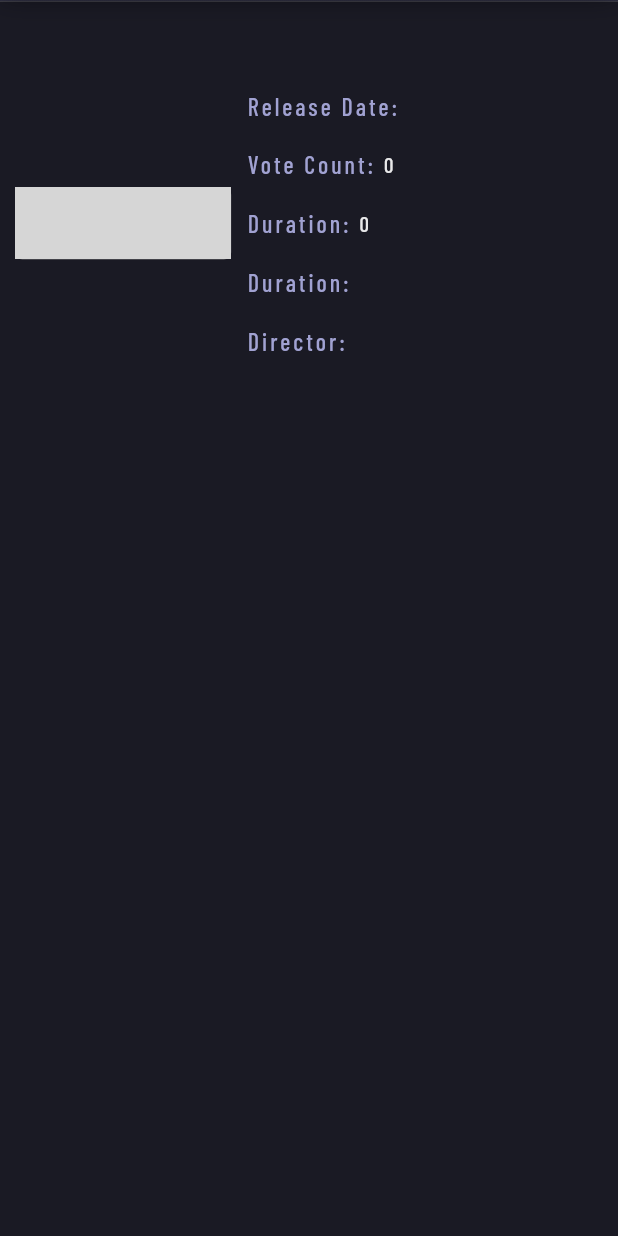
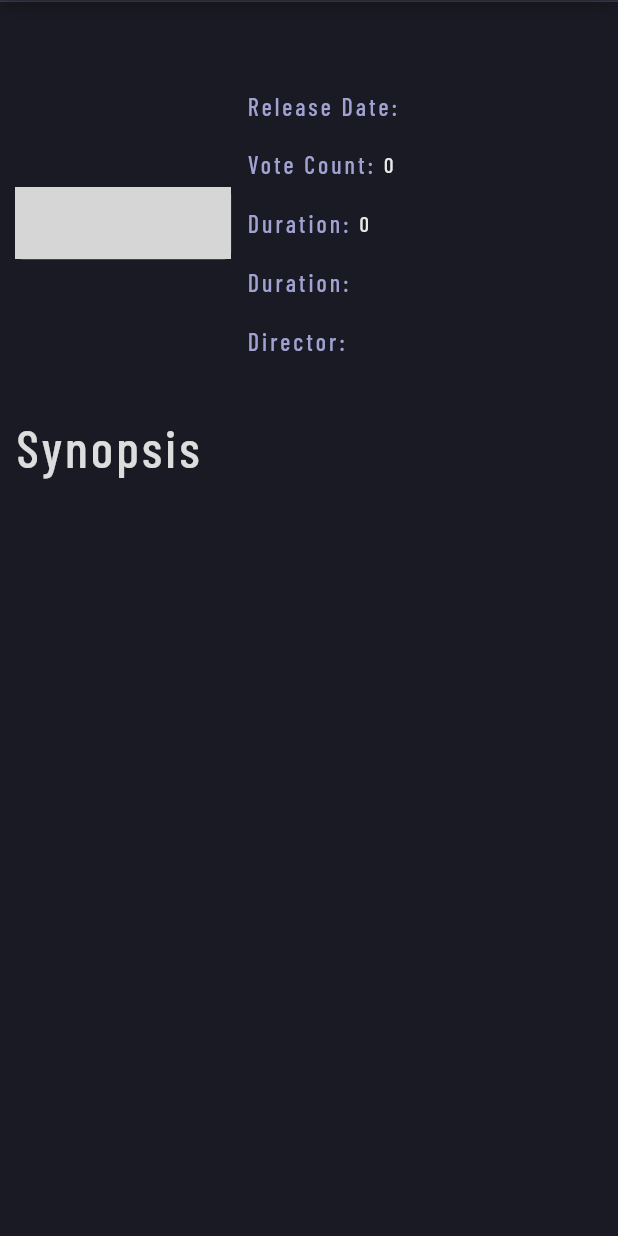
Before and after one commit to nipunvv/MovieBankMobile, a Flutter app: the MovieDetail screen opened directly with empty values, scrolled down 576 dp, on a phone screen of 412 x 824 dp. Run offline on Flutter 3.47's test engine with Material 2 defaults, Android fonts, the phone set to English and light mode, and no system bars; drawn by our look-alikes of cached_network_image; our stand-ins replace carousel_slider, google_fonts; network calls fail; grey boxes are pictures that could not be loaded.

Commit message:
Add overview

```diff
--- a/lib/screens/movie_detail.dart
+++ b/lib/screens/movie_detail.dart
@@ -11,6 +11,7 @@ import 'package:movie_bank_mobile/widgets/genre_list.dart';
 import 'package:movie_bank_mobile/widgets/movie_header.dart';
 import 'package:http/http.dart' as http;
 import 'package:movie_bank_mobile/widgets/movie_meta.dart';
+import 'package:movie_bank_mobile/widgets/synopsis.dart';
 
 class MovieDetail extends StatefulWidget {
   final Movie movie;
@@ -242,7 +243,8 @@ class _MovieDetailState extends State<MovieDetail> {
                         )
                       ],
                     ),
-                  )
+                  ),
+                  Synopsis(synopsis: widget.movie.overview),
                 ],
               ),
             ),
--- /dev/null
+++ b/lib/widgets/synopsis.dart
@@ -0,0 +1,48 @@
+import 'package:flutter/material.dart';
+import 'package:google_fonts/google_fonts.dart';
+
+class Synopsis extends StatelessWidget {
+  const Synopsis({
+    Key? key,
+    required this.synopsis,
+  }) : super(key: key);
+
+  final String synopsis;
+
+  @override
+  Widget build(BuildContext context) {
+    return Container(
+      width: MediaQuery.of(context).size.width,
+      margin: EdgeInsets.symmetric(
+        horizontal: 10,
+        vertical: 10,
+      ),
+      child: Column(
+        crossAxisAlignment: CrossAxisAlignment.start,
+        children: [
+          Text(
+            'Synopsis',
+            style: GoogleFonts.barlowCondensed(
+              fontWeight: FontWeight.w500,
+              color: Colors.white.withOpacity(.85),
+              letterSpacing: 2,
+              fontSize: 35,
+            ),
+          ),
+          SizedBox(
+            height: 10,
+          ),
+          Text(
+            synopsis,
+            style: GoogleFonts.barlowCondensed(
+              fontWeight: FontWeight.w500,
+              color: Color(0xffa1a2d2),
+              letterSpacing: 2,
+              fontSize: 14,
+            ),
+          ),
+        ],
+      ),
+    );
+  }
+}
```
